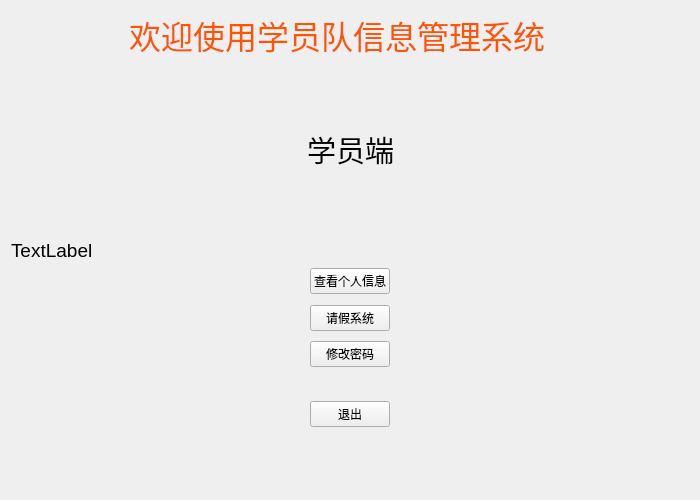
The window that system/studentform.ui (JunesTeam/homework) describes before a commit, drawn with Qt 5.
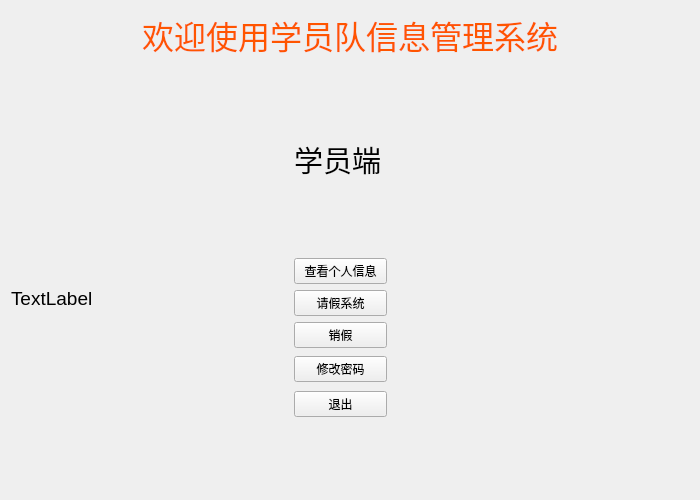
The same window after the commit.

Diff of the .ui file:
```diff
--- a/system/studentform.ui
+++ b/system/studentform.ui
@@ -13,8 +13,8 @@
   <property name="windowTitle">
    <string>用户端</string>
   </property>
-  <layout class="QGridLayout" name="gridLayout">
-   <item row="0" column="0">
+  <layout class="QGridLayout" name="gridLayout_2">
+   <item row="0" column="0" colspan="5">
     <layout class="QHBoxLayout" name="horizontalLayout_2" stretch="0,0,0">
      <item>
       <spacer name="horizontalSpacer">
@@ -78,21 +78,19 @@
     </spacer>
    </item>
    <item row="2" column="0" colspan="2">
-    <layout class="QHBoxLayout" name="horizontalLayout">
-     <item>
       <spacer name="horizontalSpacer_4">
        <property name="orientation">
         <enum>Qt::Horizontal</enum>
        </property>
        <property name="sizeHint" stdset="0">
         <size>
-         <width>40</width>
+       <width>296</width>
          <height>20</height>
         </size>
        </property>
       </spacer>
      </item>
-     <item>
+   <item row="2" column="2">
       <widget class="QLabel" name="label_2">
        <property name="font">
         <font>
@@ -105,22 +103,20 @@
        </property>
       </widget>
      </item>
-     <item>
+   <item row="2" column="3" colspan="2">
       <spacer name="horizontalSpacer_3">
        <property name="orientation">
         <enum>Qt::Horizontal</enum>
        </property>
        <property name="sizeHint" stdset="0">
         <size>
-         <width>40</width>
+       <width>312</width>
          <height>20</height>
         </size>
        </property>
       </spacer>
      </item>
-    </layout>
-   </item>
-   <item row="3" column="1">
+   <item row="3" column="2">
     <spacer name="verticalSpacer_3">
      <property name="orientation">
       <enum>Qt::Vertical</enum>
@@ -133,7 +129,7 @@
      </property>
     </spacer>
    </item>
-   <item row="4" column="0" colspan="2">
+   <item row="4" column="0">
     <widget class="QLabel" name="label_xinxi">
      <property name="font">
       <font>
@@ -146,84 +142,89 @@
      </property>
     </widget>
    </item>
-   <item row="5" column="0" colspan="2">
-    <layout class="QHBoxLayout" name="horizontalLayout_3">
-     <item>
-      <spacer name="horizontalSpacer_5">
-       <property name="orientation">
-        <enum>Qt::Horizontal</enum>
-       </property>
-       <property name="sizeHint" stdset="0">
-        <size>
-         <width>256</width>
-         <height>17</height>
-        </size>
-       </property>
-      </spacer>
-     </item>
-     <item>
-      <layout class="QVBoxLayout" name="verticalLayout">
-       <item>
+   <item row="4" column="2" rowspan="2" colspan="2">
+    <layout class="QGridLayout" name="gridLayout">
+     <item row="0" column="0">
         <widget class="QPushButton" name="pushButton_xinxi">
          <property name="text">
           <string>查看个人信息</string>
          </property>
         </widget>
        </item>
-       <item>
+     <item row="1" column="0">
         <spacer name="verticalSpacer_4">
          <property name="orientation">
           <enum>Qt::Vertical</enum>
          </property>
          <property name="sizeHint" stdset="0">
           <size>
-           <width>20</width>
-           <height>17</height>
+         <width>77</width>
+         <height>13</height>
           </size>
          </property>
         </spacer>
        </item>
-       <item>
+     <item row="2" column="0">
         <widget class="QPushButton" name="pushButton_qingjia">
          <property name="text">
           <string>请假系统</string>
          </property>
         </widget>
        </item>
-       <item>
+     <item row="3" column="0">
         <spacer name="verticalSpacer_5">
          <property name="orientation">
           <enum>Qt::Vertical</enum>
          </property>
          <property name="sizeHint" stdset="0">
           <size>
+         <width>77</width>
+         <height>13</height>
+        </size>
+       </property>
+      </spacer>
+     </item>
+     <item row="4" column="0">
+      <widget class="QPushButton" name="pushButton_xiaojia">
+       <property name="text">
+        <string>销假</string>
+       </property>
+      </widget>
+     </item>
+     <item row="5" column="0">
+      <spacer name="verticalSpacer_8">
+       <property name="orientation">
+        <enum>Qt::Vertical</enum>
+       </property>
+       <property name="sizeHint" stdset="0">
+        <size>
            <width>20</width>
            <height>17</height>
           </size>
          </property>
         </spacer>
        </item>
-       <item>
+     <item row="6" column="0">
         <widget class="QPushButton" name="pushButton_3">
          <property name="text">
           <string>修改密码</string>
          </property>
         </widget>
        </item>
-       <item>
-        <spacer name="verticalSpacer_6">
+     <item row="7" column="0">
+      <spacer name="verticalSpacer_7">
          <property name="orientation">
           <enum>Qt::Vertical</enum>
          </property>
          <property name="sizeHint" stdset="0">
           <size>
            <width>20</width>
-           <height>40</height>
+         <height>17</height>
           </size>
          </property>
         </spacer>
        </item>
-       <item>
+     <item row="8" column="0">
         <widget class="QPushButton" name="pushButton">
          <property name="text">
           <string>退出</string>
@@ -232,22 +233,46 @@
        </item>
       </layout>
      </item>
-     <item>
+   <item row="5" column="0">
+    <spacer name="horizontalSpacer_5">
+     <property name="orientation">
+      <enum>Qt::Horizontal</enum>
+     </property>
+     <property name="sizeHint" stdset="0">
+      <size>
+       <width>145</width>
+       <height>17</height>
+      </size>
+     </property>
+    </spacer>
+   </item>
+   <item row="5" column="1">
+    <spacer name="horizontalSpacer_7">
+     <property name="orientation">
+      <enum>Qt::Horizontal</enum>
+     </property>
+     <property name="sizeHint" stdset="0">
+      <size>
+       <width>144</width>
+       <height>20</height>
+      </size>
+     </property>
+    </spacer>
+   </item>
+   <item row="5" column="4">
       <spacer name="horizontalSpacer_6">
        <property name="orientation">
         <enum>Qt::Horizontal</enum>
        </property>
        <property name="sizeHint" stdset="0">
         <size>
-         <width>231</width>
+       <width>296</width>
          <height>17</height>
         </size>
        </property>
       </spacer>
      </item>
-    </layout>
-   </item>
-   <item row="6" column="0">
+   <item row="6" column="2">
     <spacer name="verticalSpacer">
      <property name="orientation">
       <enum>Qt::Vertical</enum>
```
Lines whose indentation alone changed are shown as unchanged.
